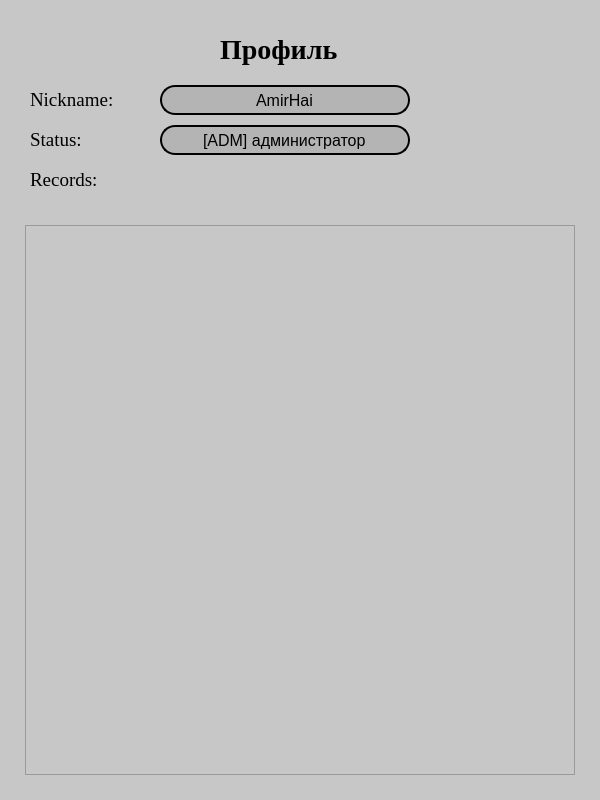
AmirHai/project_2048, file AllActivities/Profile.ui: the form before one commit.
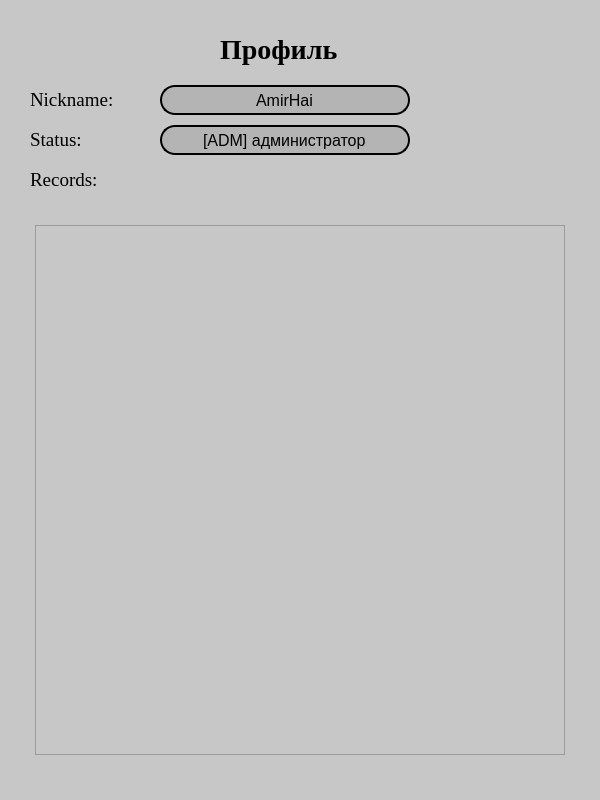
The form after the commit.

What changed in the file:
```diff
--- a/AllActivities/Profile.ui
+++ b/AllActivities/Profile.ui
@@ -174,10 +174,10 @@
   <widget class="QFrame" name="btns_allRecords">
    <property name="geometry">
     <rect>
-     <x>25</x>
+     <x>35</x>
      <y>225</y>
-     <width>550</width>
-     <height>550</height>
+     <width>530</width>
+     <height>530</height>
     </rect>
    </property>
    <property name="frameShape">
```
Left out of the diff: 19 changed lines with no effect on the pictures.
